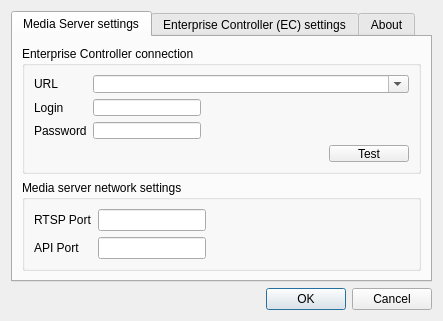
The window that traytool/src/settings.ui (networkoptix/nx_open) describes before a commit, drawn with Qt 5.
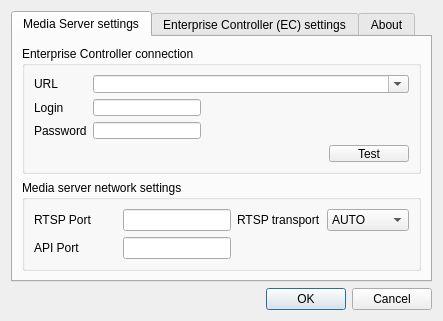
The same window after the commit.

Commit message:
add 'RTSP transport' parameter to tray tool
<==== Mercurial data ====>
Branch: release_1.2

What changed in the file:
```diff
--- a/traytool/src/settings.ui
+++ b/traytool/src/settings.ui
@@ -171,17 +171,30 @@
              </widget>
             </item>
             <item row="0" column="2">
-             <spacer name="horizontalSpacer">
-              <property name="orientation">
-               <enum>Qt::Horizontal</enum>
+             <widget class="QLabel" name="label_3">
+              <property name="text">
+               <string>RTSP transport</string>
               </property>
-              <property name="sizeHint" stdset="0">
-               <size>
-                <width>40</width>
-                <height>20</height>
-               </size>
-              </property>
-             </spacer>
+             </widget>
+            </item>
+            <item row="0" column="3">
+             <widget class="QComboBox" name="rtspTransportComboBox">
+              <item>
+               <property name="text">
+                <string>AUTO</string>
+               </property>
+              </item>
+              <item>
+               <property name="text">
+                <string>UDP</string>
+               </property>
+              </item>
+              <item>
+               <property name="text">
+                <string>TCP</string>
+               </property>
+              </item>
+             </widget>
             </item>
            </layout>
           </item>
```
The commit also changes 2 other files.
